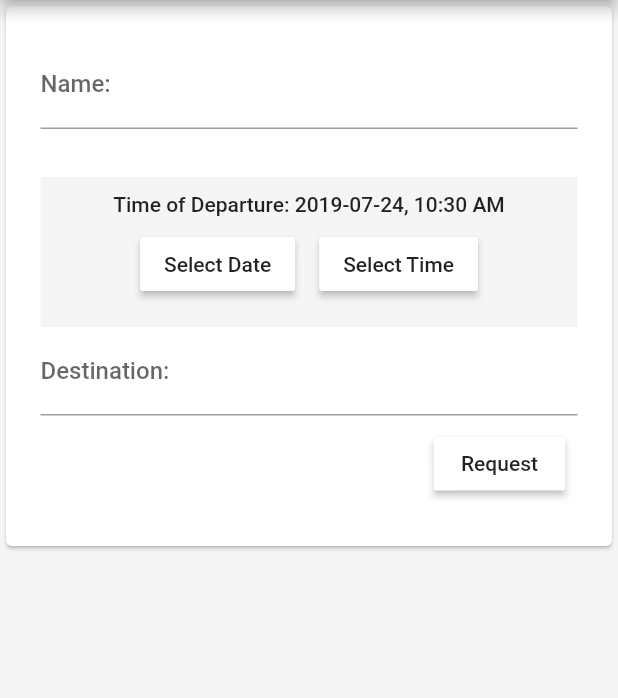
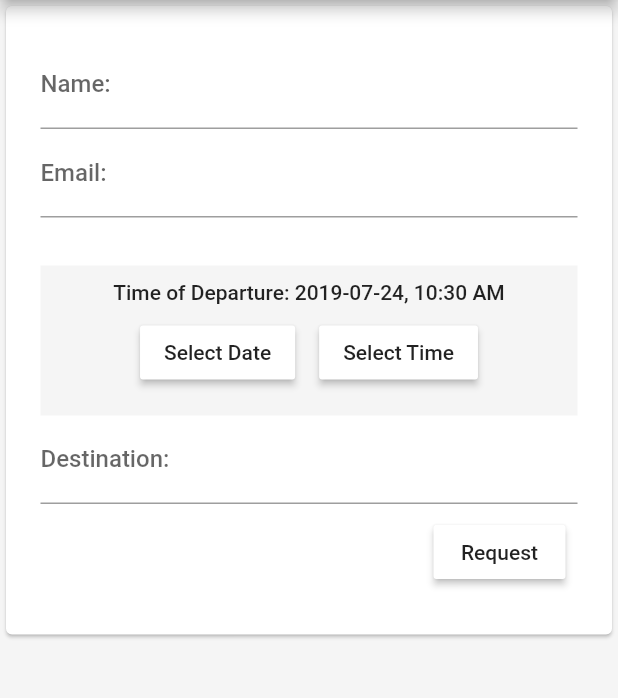
Before and after one commit to boris1022chan/Pureride, a Flutter app: the RequestScreen screen opened directly, on a phone screen of 412 x 824 dp, the part 84-782 px from its top. Run offline on Flutter 3.47's test engine with Material 2 defaults, Android fonts, the phone set to English and light mode, and no system bars; our stand-ins replace firebase_auth, google_sign_in; accounts and stored records are empty.

Commit message:
Added email field to request

```diff
--- a/lib/ui/screens/request.dart
+++ b/lib/ui/screens/request.dart
@@ -7,7 +7,7 @@ final key = new GlobalKey<DepartTextState>();
 
 class RequestScreen extends StatelessWidget {
   static GlobalKey<FormState> formKey = new GlobalKey<FormState>();
-  String _name, _destination;
+  String _name, _email, _destination;
 
   @override
   Widget build(BuildContext context) {
@@ -35,6 +35,17 @@ class RequestScreen extends StatelessWidget {
                         return "Not a valid name";
                       return null;
                     },
+                  ),
+                  TextFormField(
+                    decoration: InputDecoration(
+                      labelText: 'Email:'
+                    ),
+                    validator: (input) {
+                      if (input.isEmpty || !input.contains('@'))
+                        return "Not a valid email";
+                      return null;
+                    },
+                    onSaved: (input) => _email = input,
                   ),
                   new Text('\n'),
                   Container(
```
